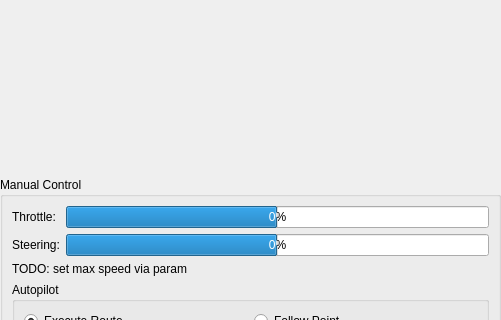
The window that userinterface/driveui.ui (RISE-Dependable-Transport-Systems/WayWise) describes before a commit, drawn with Qt 5; both pictures show x 0 to 501 and y 219 to 539 of the 501 by 630 pixel window.
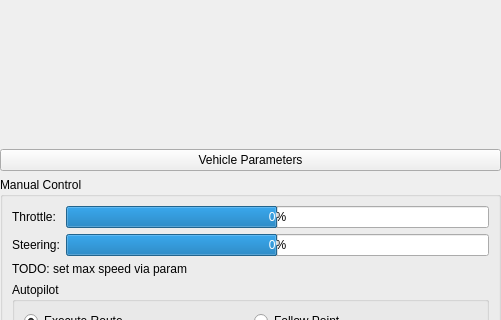
The same window after the commit. Icons and pictures are not drawn.

Commit message: VehicleParameterUI: Dialog for setting parameters, DriveUI: button to open parameter dialog and temporarily comment out manual keyboard control, MavsdkVehicleConnection: add support for setting parameters

```diff
--- a/userinterface/driveui.ui
+++ b/userinterface/driveui.ui
@@ -39,6 +39,13 @@
      </property>
     </spacer>
    </item>
+   <item>
+    <widget class="QPushButton" name="vehicleParameterButton">
+     <property name="text">
+      <string>Vehicle Parameters</string>
+     </property>
+    </widget>
+   </item>
    <item>
     <widget class="QGroupBox" name="groupBox">
      <property name="title">
```
The commit also changes 7 other files.
